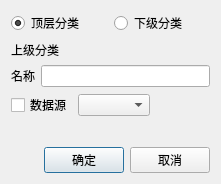
Above: BIDesigner/datasource/datadirdialog.ui from lsyeei/dashboard before the change. Below: the same form after it.
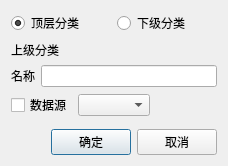
That is the form after the change.

```diff
--- a/BIDesigner/datasource/datadirdialog.ui
+++ b/BIDesigner/datasource/datadirdialog.ui
@@ -24,7 +24,7 @@
   </property>
   <layout class="QVBoxLayout" name="verticalLayout">
    <property name="sizeConstraint">
-    <enum>QLayout::SizeConstraint::SetDefaultConstraint</enum>
+    <enum>QLayout::SizeConstraint::SetFixedSize</enum>
    </property>
    <item>
     <layout class="QHBoxLayout" name="horizontalLayout_4">
@@ -120,6 +120,18 @@
       <property name="sizeConstraint">
        <enum>QLayout::SizeConstraint::SetMinimumSize</enum>
       </property>
+      <property name="leftMargin">
+       <number>0</number>
+      </property>
+      <property name="topMargin">
+       <number>0</number>
+      </property>
+      <property name="rightMargin">
+       <number>0</number>
+      </property>
+      <property name="bottomMargin">
+       <number>0</number>
+      </property>
      </layout>
     </widget>
    </item>
```
